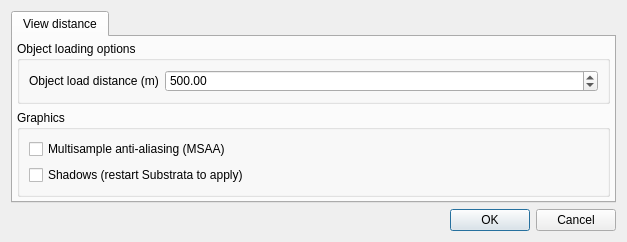
shipilovden/substrata-metasiberia, file gui_client/MainOptionsDialog.ui: the form before one commit.
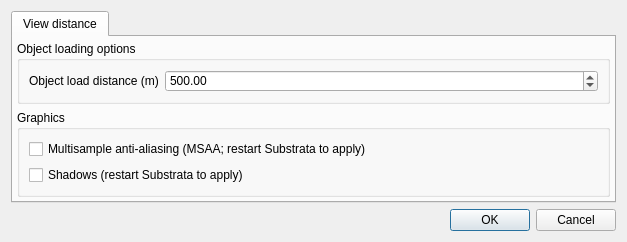
The form after the commit.

Commit message: Updated text on options dialog with 'restart to apply' for MSAA.

```diff
--- a/gui_client/MainOptionsDialog.ui
+++ b/gui_client/MainOptionsDialog.ui
@@ -7,7 +7,7 @@
     <x>0</x>
     <y>0</y>
     <width>627</width>
-    <height>216</height>
+    <height>230</height>
    </rect>
   </property>
   <property name="windowTitle">
@@ -95,7 +95,7 @@
           <item>
            <widget class="QCheckBox" name="MSAACheckBox">
             <property name="text">
-             <string>Multisample anti-aliasing (MSAA)</string>
+             <string>Multisample anti-aliasing (MSAA; restart Substrata to apply)</string>
             </property>
            </widget>
           </item>
```
